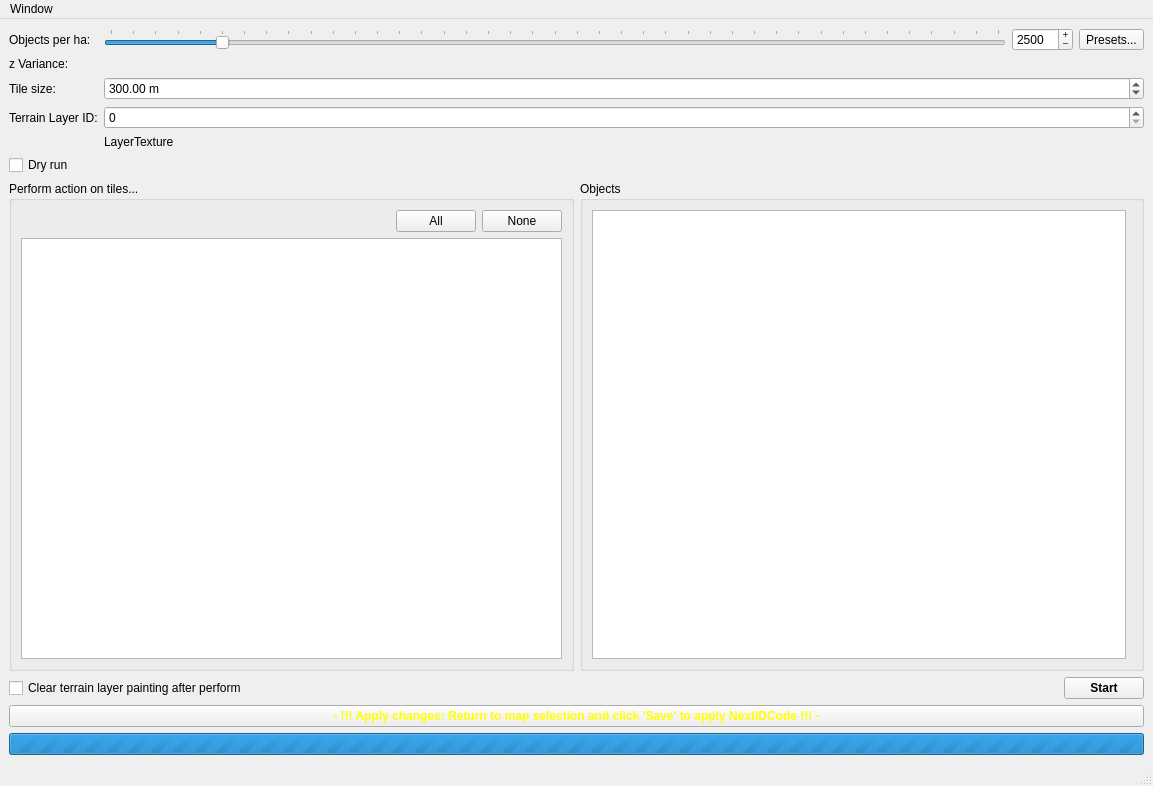
Above: OTModules/wMaps/wPlaceObjects/wplaceobjects.ui from pietr26/OMSI-Tools before the change. Below: the same form after it.
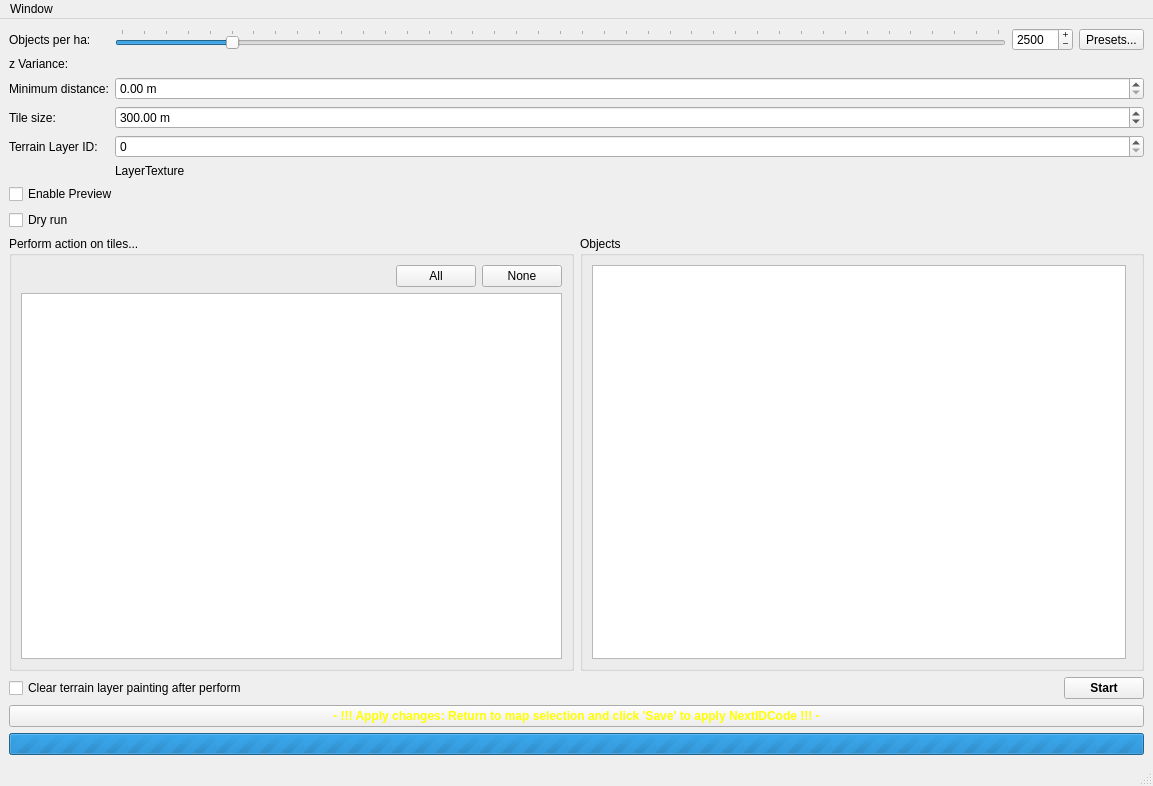
That is the form after the change. Icons and pictures are not drawn. Custom widgets are drawn as their Qt base class.

Commit message: Added minimum distance for object placing

Patch:
```diff
--- a/OTModules/wMaps/wPlaceObjects/wplaceobjects.ui
+++ b/OTModules/wMaps/wPlaceObjects/wplaceobjects.ui
@@ -103,14 +103,14 @@
         </item>
        </layout>
       </item>
-      <item row="3" column="0">
+      <item row="4" column="0">
        <widget class="QLabel" name="lblTerrainLayerID">
         <property name="text">
          <string>Terrain Layer ID:</string>
         </property>
        </widget>
       </item>
-      <item row="3" column="1">
+      <item row="4" column="1">
        <layout class="QVBoxLayout" name="verticalLayout">
         <item>
          <widget class="QSpinBox" name="sbxTerrainLayerID">
@@ -145,14 +145,14 @@
         </item>
        </layout>
       </item>
-      <item row="2" column="0">
+      <item row="3" column="0">
        <widget class="QLabel" name="lblTileSize">
         <property name="text">
          <string>Tile size:</string>
         </property>
        </widget>
       </item>
-      <item row="2" column="1">
+      <item row="3" column="1">
        <widget class="QDoubleSpinBox" name="dsbxTileSize">
         <property name="suffix">
          <string notr="true"> m</string>
@@ -197,8 +197,32 @@
         </property>
        </widget>
       </item>
+      <item row="2" column="0">
+       <widget class="QLabel" name="lblMinimumDistance">
+        <property name="text">
+         <string>Minimum distance:</string>
+        </property>
+       </widget>
+      </item>
+      <item row="2" column="1">
+       <widget class="QDoubleSpinBox" name="dsbxMinimumDistance">
+        <property name="suffix">
+         <string notr="true"> m</string>
+        </property>
+        <property name="maximum">
+         <double>100.000000000000000</double>
+        </property>
+       </widget>
+      </item>
      </layout>
     </item>
+    <item>
+     <widget class="QCheckBox" name="cbxEnablePreview">
+      <property name="text">
+       <string>Enable Preview</string>
+      </property>
+     </widget>
+    </item>
     <item>
      <widget class="QCheckBox" name="cbxDryRun">
       <property name="text">
```
Left out of the diff: 2 changed lines with no effect on the pictures. The commit also changes 1 other file.
